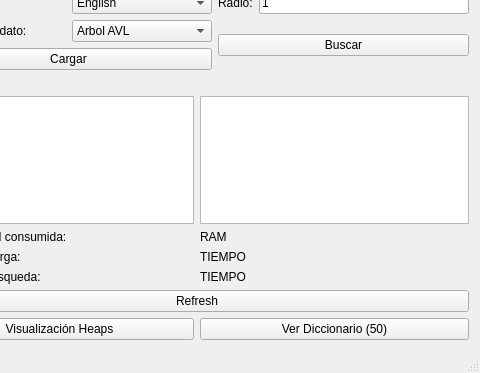
Before: the Qt Designer form windows/ui/mainwindow.ui in luantber/aedtraductor, drawn with Qt 5; both pictures show x 86 to 566 and y 112 to 485 of the 566 by 485 pixel window.
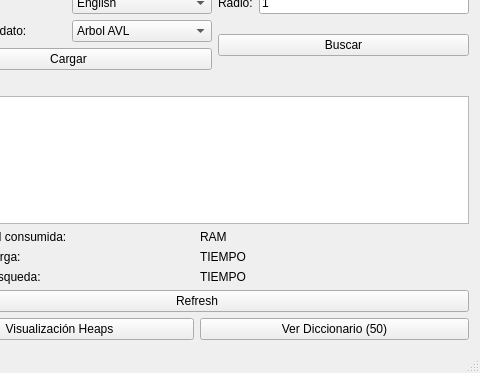
After: the same form once the commit is applied.

Commit message: cosa :D

The edit to the form file:
```diff
--- a/windows/ui/mainwindow.ui
+++ b/windows/ui/mainwindow.ui
@@ -239,9 +239,6 @@
       <item>
        <widget class="QTextBrowser" name="palabras_textBrowser"/>
       </item>
-      <item>
-       <widget class="QTextBrowser" name="traducciones_textBrowser"/>
-      </item>
      </layout>
     </item>
     <item>
```
Left out of the diff: 2 changed lines with no effect on the pictures. The commit also changes 1 other file.
